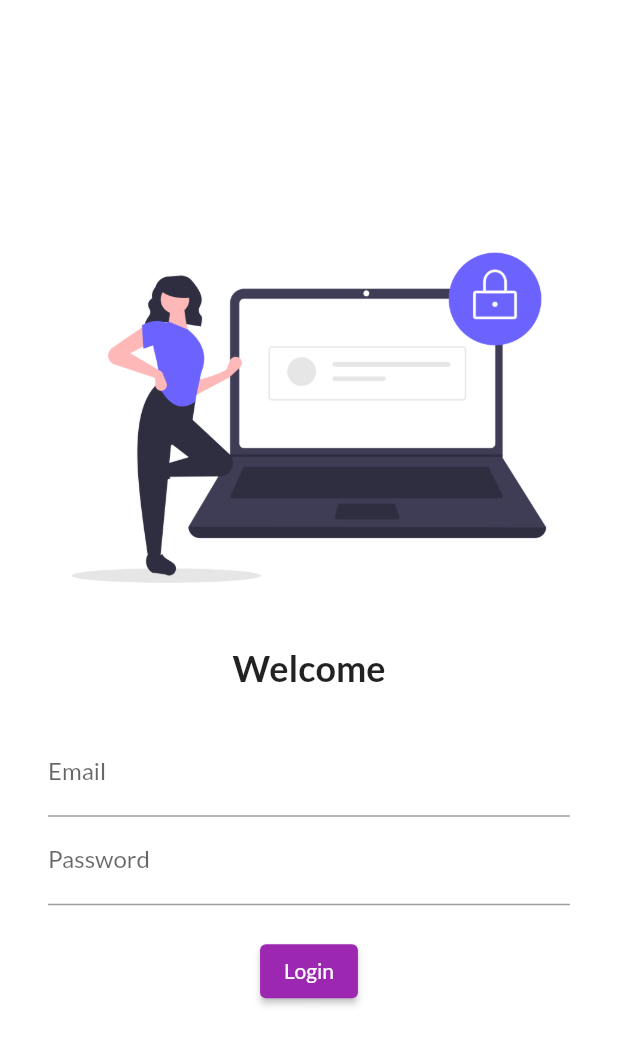
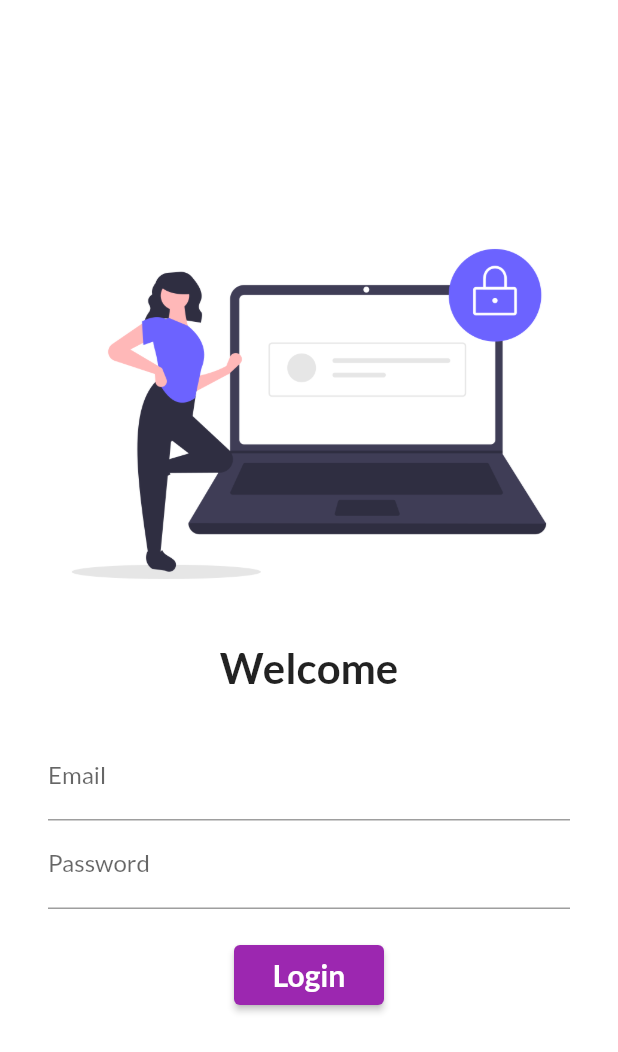
Before and after one commit to amzadhossainjacky/flutter, a Flutter app: the screen it shows after launch, on a phone screen of 412 x 824 dp. Shown: the top 1052 px of the screen. Run offline on Flutter 3.47's test engine with Material 2 defaults, Android fonts, the phone set to English and light mode, and no system bars; our stand-ins replace google_fonts.

Commit message:
Chapter 5 Completed

```diff
--- a/lib/main.dart
+++ b/lib/main.dart
@@ -1,5 +1,6 @@
 import 'package:firstapp/pages/home_page.dart';
 import 'package:firstapp/pages/login_page.dart';
+import 'package:firstapp/utils/myroutes.dart';
 import 'package:flutter/material.dart';
 import 'package:google_fonts/google_fonts.dart';
 
@@ -22,9 +23,9 @@ class MyApp extends StatelessWidget {
       darkTheme:
           ThemeData(brightness: Brightness.dark, ),
       routes: {
-        "/": (context) => LoginPage(),
+        MyRoutes.loginRoute: (context) => LoginPage(),
         "/login": (context) => LoginPage(),
-        "/home": (context) => HomePage()
+        MyRoutes.homeRoute: (context) => HomePage()
       },
       initialRoute: "/"
     );
--- a/lib/pages/login_page.dart
+++ b/lib/pages/login_page.dart
@@ -1,3 +1,4 @@
+import 'package:firstapp/utils/myroutes.dart';
 import 'package:flutter/material.dart';
 
 class LoginPage extends StatelessWidget {
@@ -17,7 +18,7 @@ class LoginPage extends StatelessWidget {
           ),
           Text(
             "Welcome",
-            style: TextStyle(fontSize: 24, fontWeight: FontWeight.bold),
+            style: TextStyle(fontSize: 28, fontWeight: FontWeight.bold),
           ),
           SizedBox(
             height: 10.0,
@@ -43,9 +44,12 @@ class LoginPage extends StatelessWidget {
                   height: 20.0,
                 ),
                 ElevatedButton(
-                  child: Text("Login"),
+                  child: Text("Login",
+                      style:
+                          TextStyle(fontSize: 20, fontWeight: FontWeight.bold)),
+                  style: TextButton.styleFrom(minimumSize: Size(100, 40)),
                   onPressed: () {
-                    print("login");
+                    Navigator.pushNamed(context, MyRoutes.homeRoute);
                   },
                 )
               ],
--- /dev/null
+++ b/lib/utils/myroutes.dart
@@ -0,0 +1,4 @@
+class MyRoutes {
+  static String loginRoute = "/";
+  static String homeRoute = "/home";
+}
```
